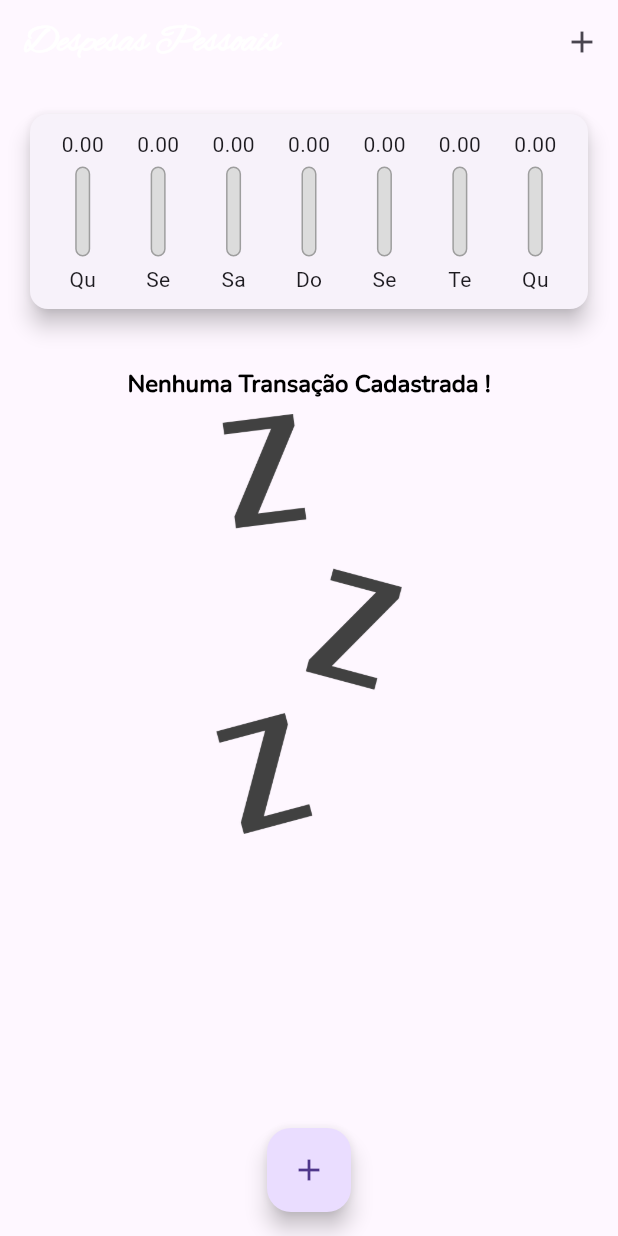
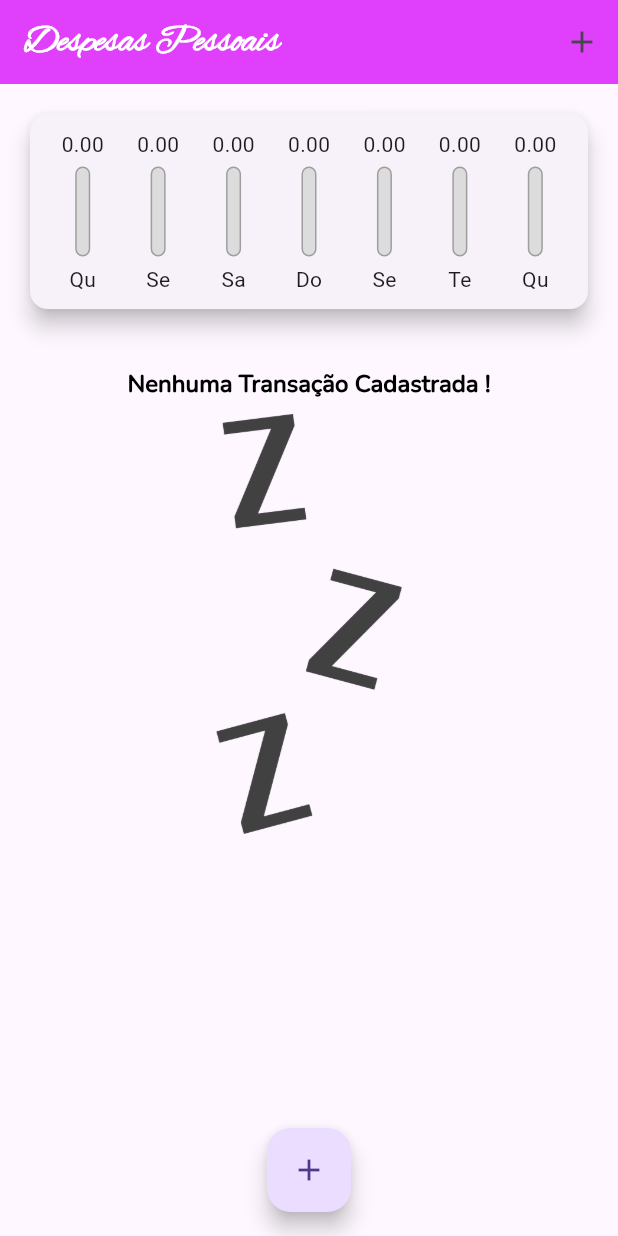
Before and after one commit to ricaciosantanadeAlbuquerque/Depesas-Pessoais, a Flutter app: the screen it shows after launch, on a phone screen of 412 x 824 dp. Run offline on Flutter 3.47's test engine with Material 3 defaults, Android fonts, the phone set to English and light mode, and no system bars.

Commit message:
Atualizações

```diff
--- a/despesas_pessoais/lib/view/home_page.dart
+++ b/despesas_pessoais/lib/view/home_page.dart
@@ -53,6 +53,7 @@ class MyHomePageState extends State<MyHomePage> {
   Widget build(BuildContext context) {
     return Scaffold(
       appBar: AppBar(
+        backgroundColor: Colors.purpleAccent,
         title: const Text(
           'Despesas Pessoais',
         ),
```
Also changed, not shown: despesas_pessoais/pubspec.lock.
